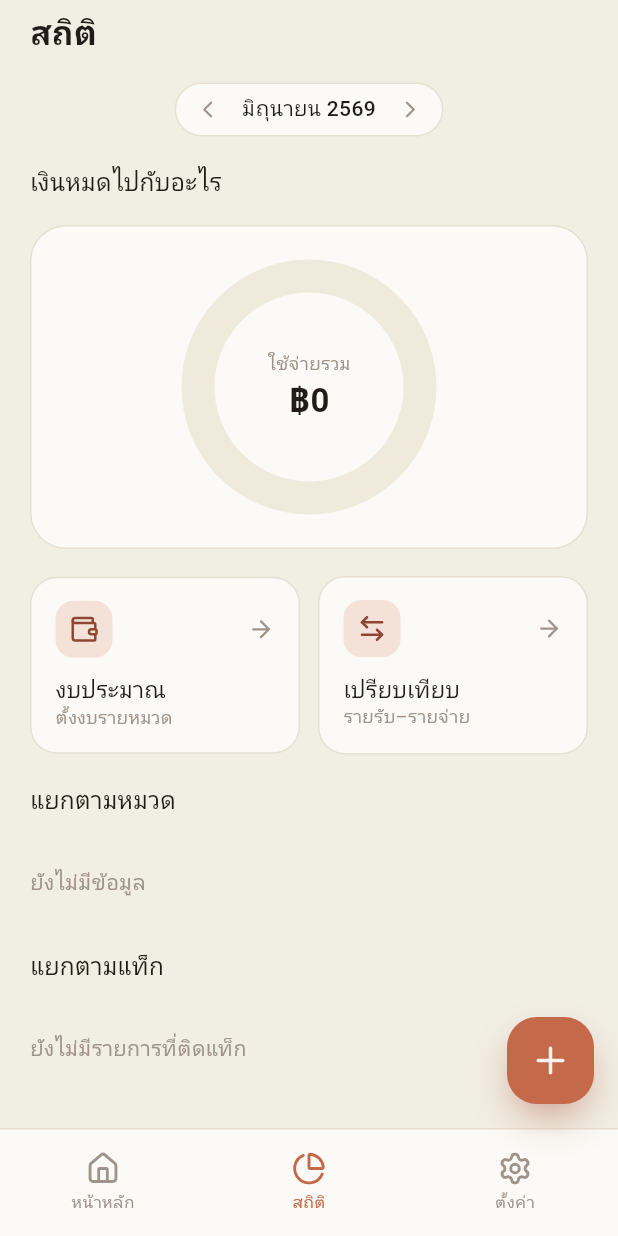
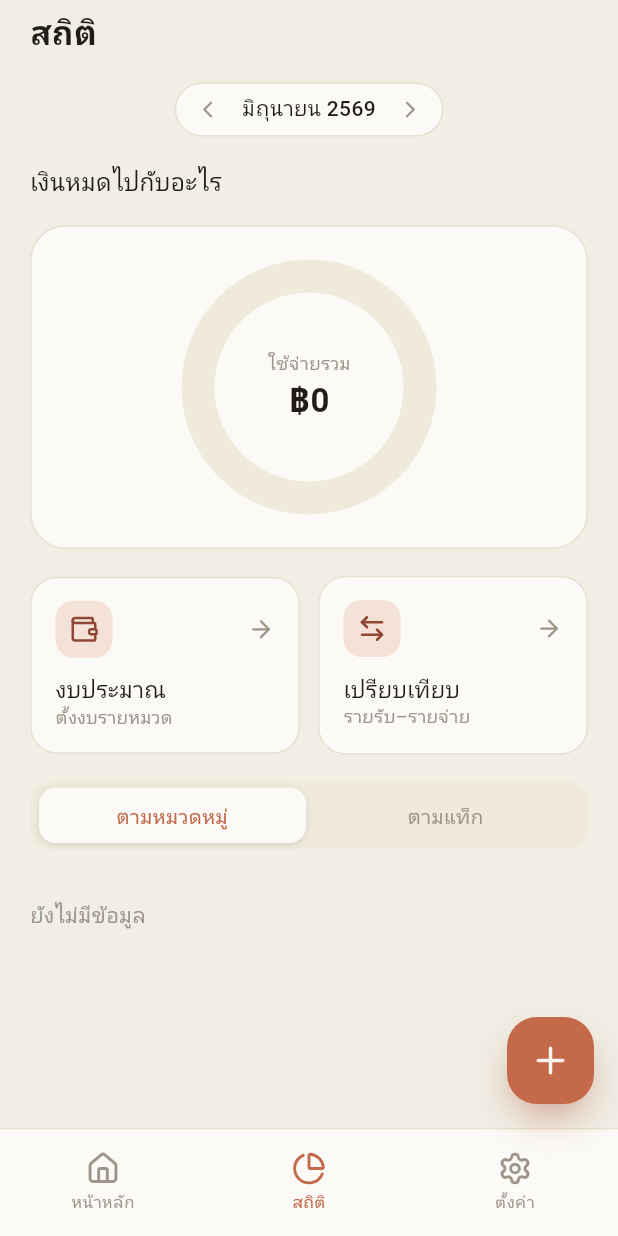
Before and after one commit to AfnanYapu09/-MoneyBun, a Flutter app: the StatsScreen screen opened by its route, on a phone screen of 412 x 824 dp. Run offline on Flutter 3.47's test engine with Material 3 defaults, Android fonts, the phone set to English and light mode, and no system bars; our stand-ins replace cloud_firestore, drift, drift_flutter, firebase_auth, firebase_core, flutter_riverpod and 6 more; missing offline and left inert: google_mlkit_text_recognition, mobile_scanner, photo_manager; accounts and stored records are empty; generated files the repository leaves out were written again; Roboto replaces fonts that are missing (Ibm Plex Sans Thai, Mitr).

Commit message:
Comparison: tappable bars + per-mode spans; Stats: category/tag toggle
- Comparison monthly graph now runs Jan→selected month while the list shows the
  last 4 months (newest first); weeks are labelled "สัปดาห์ N"
- Tapping a bar shows that bar's income/expense/saved in a summary line without
  changing the selection (GroupedBarChart gains onBarTap)
- Stats: a ตามหมวดหมู่ / ตามแท็ก toggle replaces the two stacked breakdowns
- Period picker: tiles highlight the current month/week/year on every tab, not
  only the active mode's tab

Co-Authored-By: Claude Opus 4.8 <noreply@anthropic.com>
Claude-Session: https://claude.ai/code/session_01PfvM1Qr5EuybLHphMVt125

```diff
--- a/lib/features/stats/presentation/stats_screen.dart
+++ b/lib/features/stats/presentation/stats_screen.dart
@@ -14,13 +14,19 @@ import '../../../core/widgets/icon_chip.dart';
 import '../../../core/widgets/period_chip.dart';
 import '../../../core/widgets/pill.dart';
 import '../../../core/widgets/progress.dart';
+import '../../../core/widgets/segmented_control.dart';
 import '../../../core/widgets/week_strip.dart';
 import '../../../data/local/database.dart';
 import '../../../domain/enums/enums.dart';
 
-class StatsScreen extends ConsumerWidget {
+class StatsScreen extends ConsumerStatefulWidget {
   const StatsScreen({super.key});
 
+  @override
+  ConsumerState<StatsScreen> createState() => _StatsScreenState();
+}
+
+class _StatsScreenState extends ConsumerState<StatsScreen> {
   static const _palette = [
     AppColors.terra,
     AppColors.terraDeep,
@@ -29,8 +35,11 @@ class StatsScreen extends ConsumerWidget {
     Color(0xFFCDBFB0),
   ];
 
+  /// false → breakdown by category, true → by tag.
+  bool _byTag = false;
+
   @override
-  Widget build(BuildContext context, WidgetRef ref) {
+  Widget build(BuildContext context) {
     final locale = ref.watch(localeProvider).languageCode;
     final period = ref.watch(selectedPeriodProvider);
     final txns = ref.watch(periodTransactionsProvider).value ?? const [];
@@ -166,16 +175,17 @@ class StatsScreen extends ConsumerWidget {
                     ),
                   ],
                 ),
-                Text('แยกตามหมวด',
-                    style: AppTypography.heading(
-                        size: 16, weight: FontWeight.w500)),
+                SegmentedControl<bool>(
+                  value: _byTag,
+                  onChanged: (v) => setState(() => _byTag = v),
+                  segments: const [
+                    Segment(value: false, label: 'ตามหมวดหมู่'),
+                    Segment(value: true, label: 'ตามแท็ก'),
+                  ],
+                ),
+                if (!_byTag)
                   if (ranked.isEmpty)
-                  Padding(
-                    padding: const EdgeInsets.symmetric(vertical: 16),
-                    child: Text('ยังไม่มีข้อมูล',
-                        style: AppTypography.body(
-                            size: 14, color: AppColors.ink3)),
-                  )
+                    _emptyBreakdown('ยังไม่มีข้อมูล')
                   else
                     Column(
                       children: [
@@ -185,22 +195,15 @@ class StatsScreen extends ConsumerWidget {
                             child: _CategoryBar(
                               category: categories[ranked[i].key],
                               cents: ranked[i].value,
-                            fraction: total == 0 ? 0 : ranked[i].value / total,
+                              fraction:
+                                  total == 0 ? 0 : ranked[i].value / total,
                               color: _palette[i % _palette.length],
                             ),
                           ),
                       ],
-                  ),
-                Text('แยกตามแท็ก',
-                    style: AppTypography.heading(
-                        size: 16, weight: FontWeight.w500)),
-                if (rankedTags.isEmpty)
-                  Padding(
-                    padding: const EdgeInsets.symmetric(vertical: 16),
-                    child: Text('ยังไม่มีรายการที่ติดแท็ก',
-                        style: AppTypography.body(
-                            size: 14, color: AppColors.ink3)),
                     )
+                else if (rankedTags.isEmpty)
+                  _emptyBreakdown('ยังไม่มีรายการที่ติดแท็ก')
                 else
                   Column(
                     children: [
@@ -226,6 +229,12 @@ class StatsScreen extends ConsumerWidget {
     );
   }
 }
+
+Widget _emptyBreakdown(String message) => Padding(
+      padding: const EdgeInsets.symmetric(vertical: 16),
+      child: Text(message,
+          style: AppTypography.body(size: 14, color: AppColors.ink3)),
+    );
 
 class _DonutCard extends StatelessWidget {
   const _DonutCard({
```
Also changed, not shown: lib/core/widgets/progress.dart (+17 -1 lines), lib/features/stats/presentation/comparison_screen.dart (+112 -17 lines), lib/features/stats/presentation/period_picker_sheet.dart (+4 -5 lines). Lines whose indentation alone changed are shown as unchanged.
